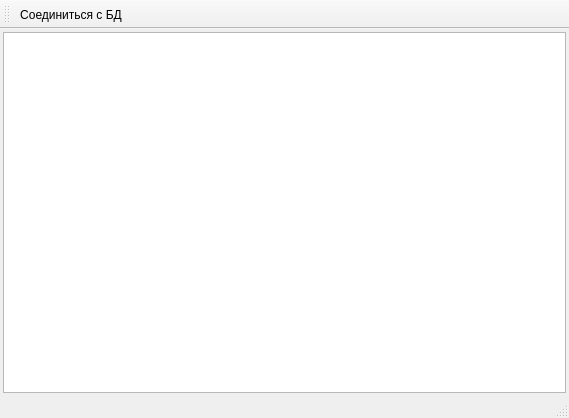
Old version of the form src/db36/mainwindow.ui in the repository smurav/db36.
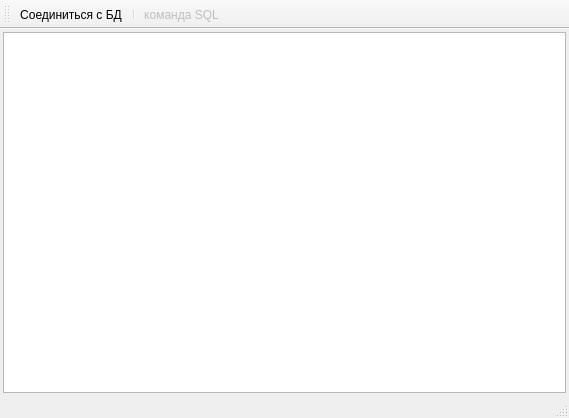
New version of the form. Icons and pictures are not drawn.

```diff
--- a/src/db36/mainwindow.ui
+++ b/src/db36/mainwindow.ui
@@ -50,6 +50,8 @@
     <bool>false</bool>
    </attribute>
    <addaction name="action_connect_db"/>
+   <addaction name="separator"/>
+   <addaction name="action_sql_command"/>
   </widget>
   <widget class="QStatusBar" name="statusBar"/>
   <action name="action_connect_db">
@@ -64,6 +66,18 @@
     <string>Соединиться с БД</string>
    </property>
   </action>
+  <action name="action_sql_command">
+   <property name="enabled">
+    <bool>false</bool>
+   </property>
+   <property name="icon">
+    <iconset resource="res/resource.qrc">
+     <normaloff>:/command.png</normaloff>:/command.png</iconset>
+   </property>
+   <property name="text">
+    <string>команда SQL</string>
+   </property>
+  </action>
  </widget>
  <layoutdefault spacing="6" margin="11"/>
  <resources>
```
Left out of the diff: 10 changed lines with no effect on the pictures.
